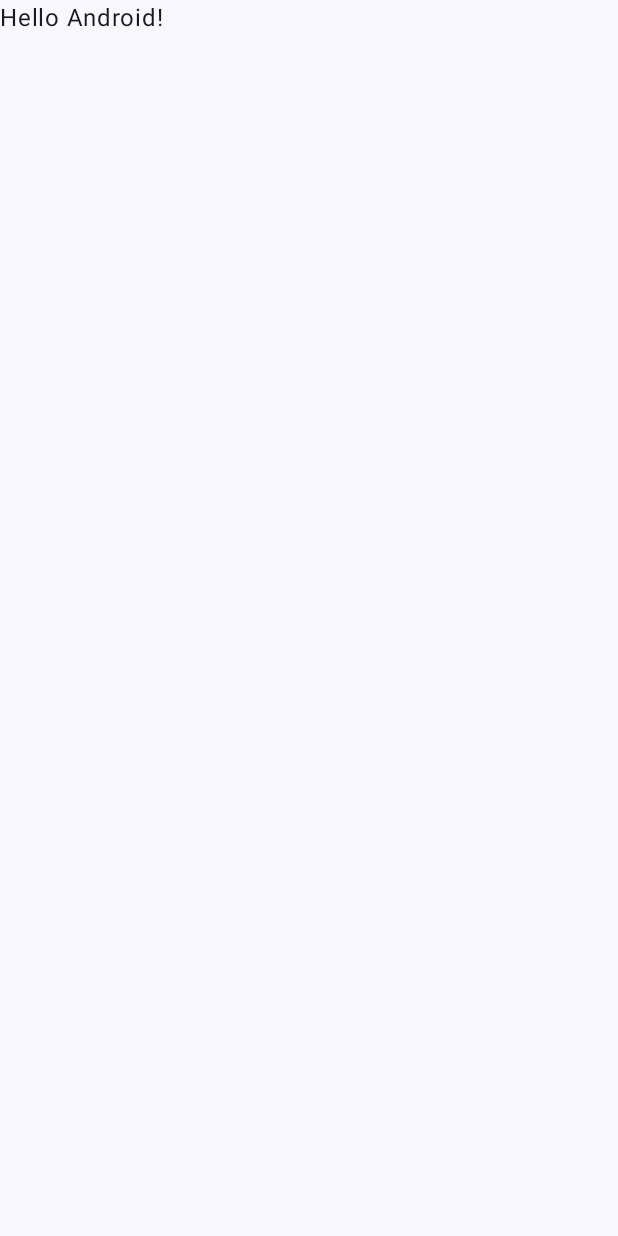
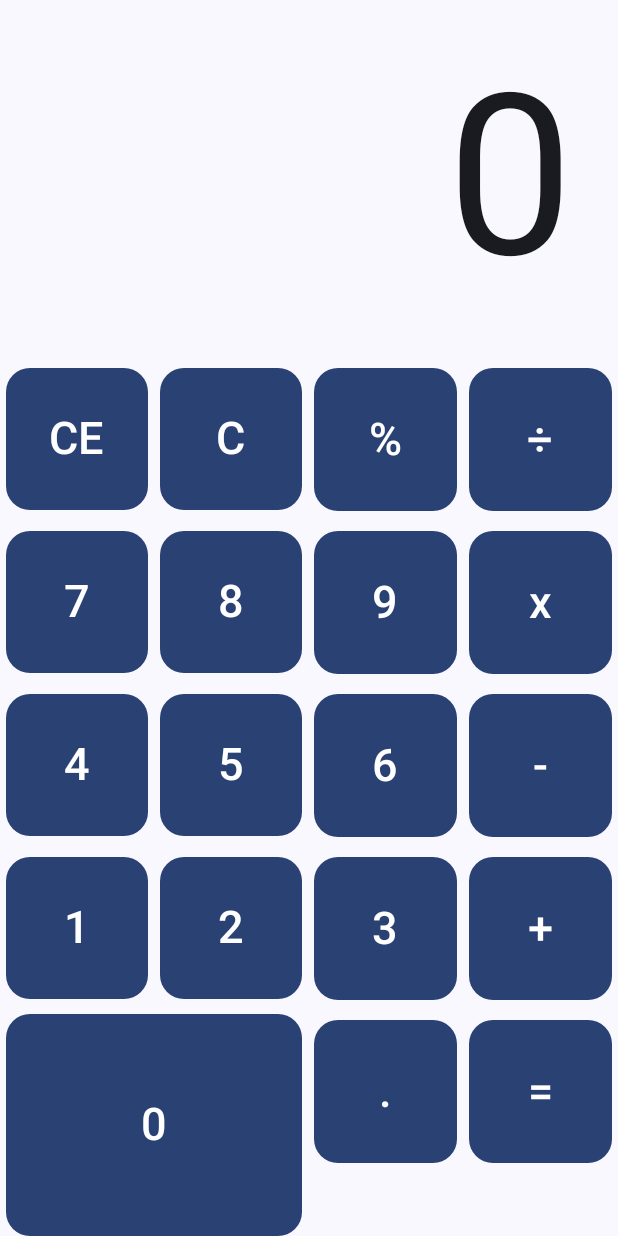
Before and after one commit to StormGhozt/EDJD2425-Android, an Android app built with Jetpack Compose: the screen it shows after launch (MainActivity), on a phone screen of 412 x 824 dp. Before the commit the screen is almost empty. Run offline under Robolectric (Android 15) with nearby library versions, the phone set to English and light mode, and no system bars.

Commit message:
fixed aspect of calculator made calculator work

```diff
--- /dev/null
+++ b/Calculator/app/src/main/java/com/example/calculator/Calculator.kt
@@ -0,0 +1,189 @@
+package com.example.calculator
+
+
+import androidx.compose.foundation.layout.Arrangement
+import androidx.compose.foundation.layout.Box
+import androidx.compose.foundation.layout.Column
+import androidx.compose.foundation.layout.Row
+import androidx.compose.foundation.layout.aspectRatio
+import androidx.compose.foundation.layout.fillMaxHeight
+import androidx.compose.foundation.layout.fillMaxSize
+import androidx.compose.foundation.layout.fillMaxWidth
+import androidx.compose.foundation.layout.padding
+import androidx.compose.foundation.layout.size
+import androidx.compose.foundation.layout.width
+import androidx.compose.foundation.shape.RoundedCornerShape
+import androidx.compose.material3.Button
+import androidx.compose.material3.Text
+import androidx.compose.runtime.Composable
+import androidx.compose.runtime.getValue
+
+import androidx.compose.runtime.mutableStateOf
+import androidx.compose.runtime.remember
+import androidx.compose.runtime.setValue
+import androidx.compose.ui.Alignment
+import androidx.compose.ui.Modifier
+import androidx.compose.ui.text.style.TextAlign
+import androidx.compose.ui.tooling.preview.Preview
+import androidx.compose.ui.unit.dp
+import androidx.compose.ui.unit.sp
+import com.example.calculator.ui.theme.CalculatorTheme
+
+@Composable
+fun CalculatorScreen(modifier: Modifier = Modifier) {
+    var display by remember { mutableStateOf("0") }
+    var currentValue by remember { mutableStateOf<Double>(0.0) }
+    var previousValue by remember { mutableStateOf<Double>(0.0) }
+    var operator by remember { mutableStateOf<String?>(null) }
+
+    fun buttonNum(buttext: String) {
+        when (buttext) {
+            "CE" -> {
+                display = "0"
+                currentValue = 0.0
+            }
+            "C" -> {
+                display = "0"
+                currentValue = 0.0
+                previousValue = 0.0
+                operator = null
+            }
+            "%" -> {
+                currentValue = display.toDouble() / 100
+                display = currentValue.toString()
+            }
+            "÷", "x", "-", "+" -> {
+                operator = buttext
+                currentValue = display.toDouble()
+                display = "0" // Reset display for the second number
+                previousValue = currentValue
+                currentValue = 0.0 // Reset currentValue for the second number
+            }
+            "=" -> {
+                if (operator != null && previousValue != 0.0) {
+                    currentValue = display.toDouble()
+                    val result = when (operator) {
+                        "÷" -> previousValue / currentValue
+                        "x" -> previousValue * currentValue
+                        "-" -> previousValue - currentValue
+                        "+" -> previousValue + currentValue
+                        else -> 0.0
+                    }
+                    display = result.toString()
+                    previousValue = result
+                    currentValue = result // Update currentValue with the result
+                    operator = null
+                }
+            }
+            else -> { // Number buttons
+                if (display == "0" ) {
+                    display = buttext // Start a new number after operator
+                } else {
+                    display += buttext // Append to existing number
+                }
+                currentValue = display.toDouble()
+            }
+        }
+    }
+
+    Box(
+        modifier = modifier.fillMaxSize(),
+        contentAlignment = Alignment.Center
+    ) {
+        Column(
+            horizontalAlignment = Alignment.CenterHorizontally, // Center horizontally
+            verticalArrangement = Arrangement.spacedBy(5.dp),
+            modifier = modifier.fillMaxSize()
+        ) {
+            textBox(text = display)
+            Row(modifier = Modifier.fillMaxWidth(), // Fill width for horizontal arrangement
+                horizontalArrangement = Arrangement.SpaceAround // Distribute buttons evenly
+            ) {
+                CalculatorButton(text = "CE", modifier = Modifier.weight(1f), onClick = { buttonNum("CE") })
+                CalculatorButton(text = "C", modifier = Modifier.weight(1f), onClick = { buttonNum("C") })
+                CalculatorButton(text = "%", modifier = Modifier.weight(1f), onClick = { buttonNum("%") })
+                CalculatorButton(text = "÷", modifier = Modifier.weight(1f), onClick = { buttonNum("÷") })
+            }
+            Row(modifier = Modifier.fillMaxWidth(),
+                horizontalArrangement = Arrangement.SpaceAround
+            ) {
+                CalculatorButton(text = "7", modifier = Modifier.weight(1f), onClick = { buttonNum("7") })
+                CalculatorButton(text = "8", modifier = Modifier.weight(1f), onClick = { buttonNum("8")})
+                CalculatorButton(text = "9", modifier = Modifier.weight(1f), onClick = { buttonNum("9") })
+                CalculatorButton(text = "x", modifier = Modifier.weight(1f), onClick = { buttonNum("x") })
+            }
+            Row(modifier = Modifier.fillMaxWidth(),
+                horizontalArrangement = Arrangement.SpaceAround
+            ) {
+                CalculatorButton(text = "4", modifier = Modifier.weight(1f), onClick = { buttonNum("4") })
+                CalculatorButton(text = "5", modifier = Modifier.weight(1f), onClick = { buttonNum("5") })
+                CalculatorButton(text = "6", modifier = Modifier.weight(1f), onClick = { buttonNum("6") })
+                CalculatorButton(text = "-", modifier = Modifier.weight(1f), onClick = {buttonNum("-") })
+            }
+            Row(modifier = Modifier.fillMaxWidth(),
+                horizontalArrangement = Arrangement.SpaceAround
+            ) {
+                CalculatorButton(text = "1", modifier = Modifier.weight(1f), onClick = { buttonNum("1") })
+                CalculatorButton(text = "2", modifier = Modifier.weight(1f), onClick = { buttonNum("2") })
+                CalculatorButton(text = "3", modifier = Modifier.weight(1f), onClick = { buttonNum("3") })
+                CalculatorButton(text = "+", modifier = Modifier.weight(1f), onClick = { buttonNum("+") })
+            }
+            Row(
+                modifier = Modifier.fillMaxSize(),
+                horizontalArrangement = Arrangement.SpaceAround
+            ) {
+                Button(
+                    modifier = Modifier
+                        .weight(2f)
+                        .fillMaxHeight()
+                        .padding(horizontal = 4.dp),
+                    shape = RoundedCornerShape(16.dp),
+                    onClick = { buttonNum("0") }) {
+                    Text(text = "0", fontSize = 30.sp)
+                }
+                CalculatorButton(text = ".", modifier = Modifier.weight(1f), onClick = { buttonNum(".") })
+                CalculatorButton(text = "=", modifier = Modifier.weight(1f), onClick = { buttonNum("=") })
+            }
+        }
+    }
+}
+
+@Composable
+fun CalculatorButton(
+    modifier: Modifier = Modifier,
+    text: String,
+    onClick: () -> Unit
+) {
+    Button(
+        onClick = onClick,
+        shape = RoundedCornerShape(16.dp),
+        modifier = modifier
+            .padding(4.dp)
+            .aspectRatio(1f)
+    ) {
+        Text(text = text, fontSize = 30.sp)
+    }
+}
+
+@Composable
+fun textBox(text: String, modifier: Modifier = Modifier) {
+    Text(
+        text = text,
+        fontSize = 150.sp,
+        textAlign = TextAlign.Right,
+        modifier = modifier
+            .fillMaxWidth()
+            .padding(30.dp)
+    )
+
+}
+
+
+
+@Preview(showBackground = true)
+@Composable
+fun CalculatorScreenPreview() {
+    CalculatorTheme {
+        CalculatorScreen()
+    }
+}
--- a/Calculator/app/src/main/java/com/example/calculator/MainActivity.kt
+++ b/Calculator/app/src/main/java/com/example/calculator/MainActivity.kt
@@ -20,8 +20,7 @@ class MainActivity : ComponentActivity() {
         setContent {
             CalculatorTheme {
                 Scaffold(modifier = Modifier.fillMaxSize()) { innerPadding ->
-                    Greeting(
-                        name = "Android",
+                    CalculatorScreen(
                         modifier = Modifier.padding(innerPadding)
                     )
                 }
@@ -29,19 +28,3 @@ class MainActivity : ComponentActivity() {
         }
     }
 }
-
-@Composable
-fun Greeting(name: String, modifier: Modifier = Modifier) {
-    Text(
-        text = "Hello $name!",
-        modifier = modifier
-    )
-}
-
-@Preview(showBackground = true)
-@Composable
-fun GreetingPreview() {
-    CalculatorTheme {
-        Greeting("Android")
-    }
-}
```
